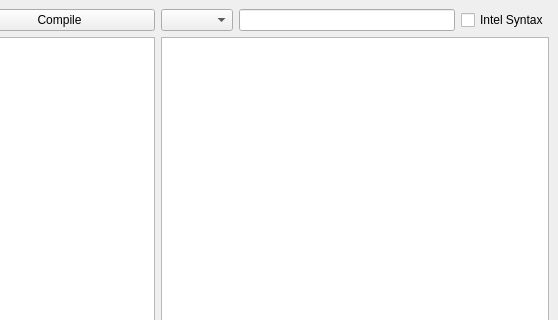
Old version of the form mainwindow.ui in the repository Waqar144/QCompilerExplorer; both pictures show x 242 to 800 and y 0 to 320 of the 800 by 600 pixel window.
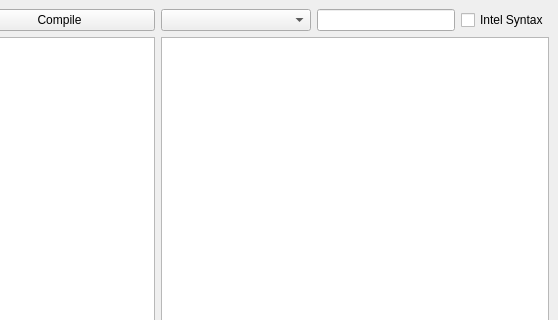
New version of the form. Custom widgets are drawn as their Qt base class.

Commit message: Set min width for compiler combobox

Diff of the .ui file:
```diff
--- a/mainwindow.ui
+++ b/mainwindow.ui
@@ -43,7 +43,14 @@
         <item>
          <layout class="QHBoxLayout" name="horizontalLayout_2">
           <item>
-           <widget class="QComboBox" name="compilerComboBox"/>
+           <widget class="QComboBox" name="compilerComboBox">
+            <property name="minimumSize">
+             <size>
+              <width>150</width>
+              <height>0</height>
+             </size>
+            </property>
+           </widget>
           </item>
           <item>
            <widget class="QLineEdit" name="argsLineEdit"/>
```
